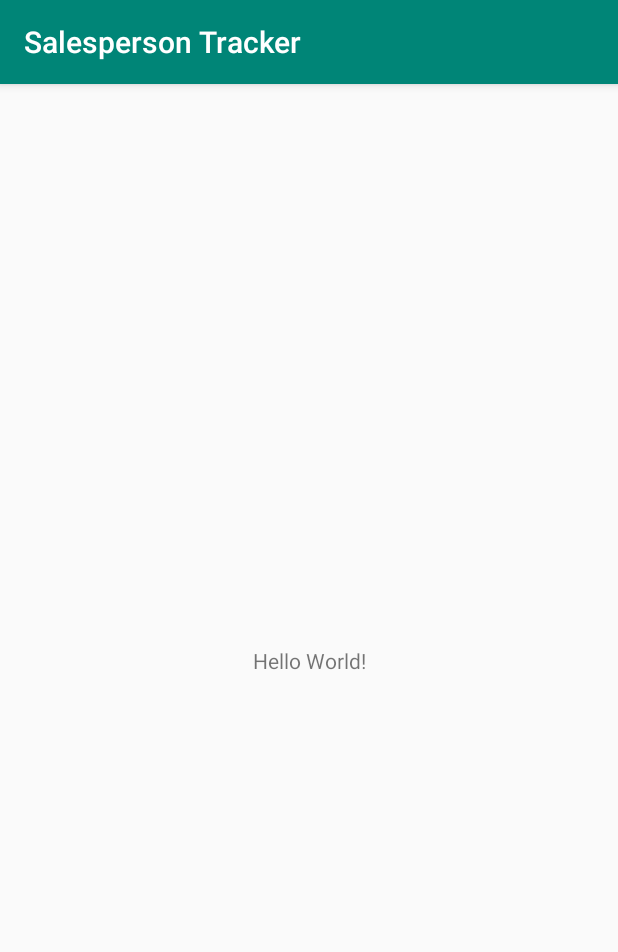
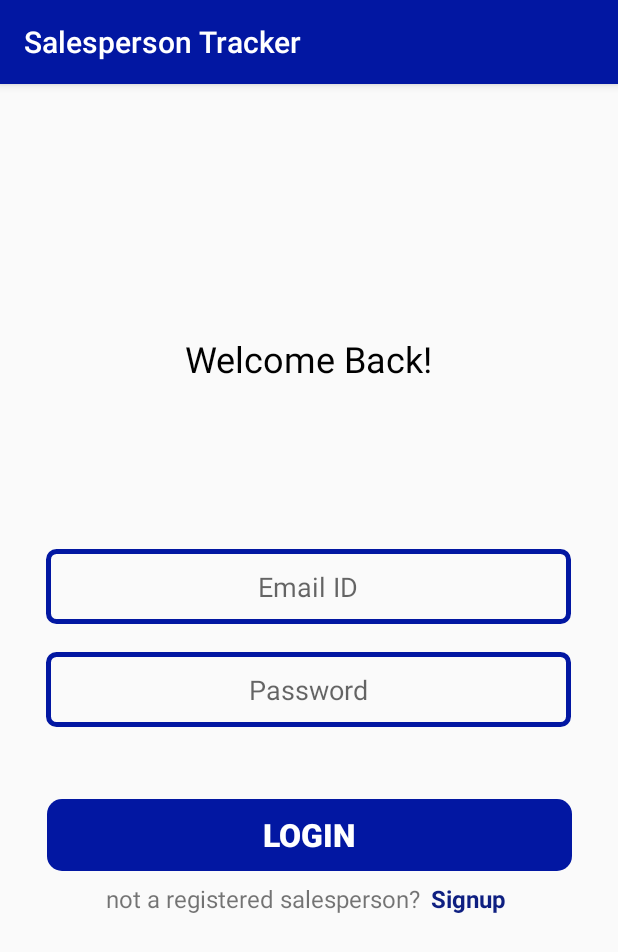
Before and after one commit to djunicode/salesperson-tracker-android, an Android app: the screen it shows after launch (MainActivity before the commit, Login after it), on a phone screen of 412 x 824 dp. Shown: the top 952 px of the screen. Run offline under Robolectric (Android 15) with nearby library versions, the phone set to English and light mode, and no system bars.

Commit message:
Login Page is Ready

```diff
--- a/app/src/main/AndroidManifest.xml
+++ b/app/src/main/AndroidManifest.xml
@@ -9,13 +9,14 @@
         android:roundIcon="@mipmap/ic_launcher_round"
         android:supportsRtl="true"
         android:theme="@style/AppTheme">
-        <activity android:name=".MainActivity">
+        <activity android:name=".Signup"></activity>
+        <activity android:name=".Login">
             <intent-filter>
                 <action android:name="android.intent.action.MAIN" />
 
                 <category android:name="android.intent.category.LAUNCHER" />
             </intent-filter>
         </activity>
+        <activity android:name=".MainActivity"></activity>
     </application>
-
 </manifest>
--- /dev/null
+++ b/app/src/main/java/io/github/djunicode/salespersontracker/Login.java
@@ -0,0 +1,34 @@
+package io.github.djunicode.salespersontracker;
+
+import androidx.appcompat.app.AppCompatActivity;
+
+import android.content.Intent;
+import android.os.Bundle;
+import android.view.View;
+import android.widget.EditText;
+import android.widget.TextView;
+
+public class Login extends AppCompatActivity {
+
+    TextView signup_link;
+    EditText email;
+    EditText pass;
+    @Override
+    protected void onCreate(Bundle savedInstanceState) {
+        super.onCreate( savedInstanceState );
+        setContentView( R.layout.login );
+
+        email = findViewById( R.id.editEmail );
+        pass = findViewById( R.id.editPass );
+        signup_link = findViewById( R.id.link_signup );
+        signup_link.setOnClickListener( new View.OnClickListener() {
+            @Override
+            public void onClick(View view) {
+                Intent intent = new Intent(Login.this,Signup.class);
+
+                startActivity( intent );
+            }
+        } );
+
+    }
+}
--- /dev/null
+++ b/app/src/main/java/io/github/djunicode/salespersontracker/Signup.java
@@ -0,0 +1,14 @@
+package io.github.djunicode.salespersontracker;
+
+import androidx.appcompat.app.AppCompatActivity;
+
+import android.os.Bundle;
+
+public class Signup extends AppCompatActivity {
+
+    @Override
+    protected void onCreate(Bundle savedInstanceState) {
+        super.onCreate( savedInstanceState );
+        setContentView( R.layout.activity_signup );
+    }
+}
--- /dev/null
+++ b/app/src/main/res/drawable-v24/outline_edittext.xml
@@ -0,0 +1,11 @@
+<?xml version="1.0" encoding="utf-8"?>
+<shape xmlns:android="http://schemas.android.com/apk/res/android"
+
+    android:thickness="0dp"
+
+    android:shape="rectangle">
+    <stroke android:width="3dp"
+
+        android:color="@color/colorPrimary"/>
+    <corners android:radius="5dp" />
+</shape>
--- /dev/null
+++ b/app/src/main/res/drawable-v24/rounded_button.xml
@@ -0,0 +1,9 @@
+<?xml version="1.0" encoding="utf-8"?>
+<shape xmlns:android="http://schemas.android.com/apk/res/android"
+    android:shape="rectangle">
+
+    <corners android:bottomRightRadius="10dp"
+        android:bottomLeftRadius="10dp"
+        android:topRightRadius="10dp"
+        android:topLeftRadius="10dp"/>
+</shape>
--- /dev/null
+++ b/app/src/main/res/layout/activity_signup.xml
@@ -0,0 +1,9 @@
+<?xml version="1.0" encoding="utf-8"?>
+<androidx.constraintlayout.widget.ConstraintLayout xmlns:android="http://schemas.android.com/apk/res/android"
+    xmlns:app="http://schemas.android.com/apk/res-auto"
+    xmlns:tools="http://schemas.android.com/tools"
+    android:layout_width="match_parent"
+    android:layout_height="match_parent"
+    tools:context=".Signup">
+
+</androidx.constraintlayout.widget.ConstraintLayout>
--- /dev/null
+++ b/app/src/main/res/layout/login.xml
@@ -0,0 +1,105 @@
+<?xml version="1.0" encoding="utf-8"?>
+<androidx.constraintlayout.widget.ConstraintLayout xmlns:android="http://schemas.android.com/apk/res/android"
+    xmlns:app="http://schemas.android.com/apk/res-auto"
+    xmlns:tools="http://schemas.android.com/tools"
+    android:layout_width="match_parent"
+    android:layout_height="match_parent"
+    tools:context=".Login">
+
+    <EditText
+        android:id="@+id/editPass"
+        style="@style/EditTextOutline"
+        android:layout_width="350dp"
+        android:layout_height="50dp"
+        android:background="@drawable/outline_edittext"
+        android:ems="10"
+        android:hint="@string/hint_password"
+        android:inputType="textPassword"
+        android:textAlignment="center"
+        android:textColor="@color/colorBlack"
+        app:layout_constraintBottom_toBottomOf="parent"
+        app:layout_constraintEnd_toEndOf="parent"
+        app:layout_constraintHorizontal_bias="0.491"
+        app:layout_constraintStart_toStartOf="parent"
+        app:layout_constraintTop_toTopOf="parent"
+        app:layout_constraintVertical_bias="0.527" />
+
+    <TextView
+        android:id="@+id/textView"
+        android:layout_width="wrap_content"
+        android:layout_height="wrap_content"
+        android:text="@string/welcome"
+        android:textColor="@color/colorBlack"
+        android:textSize="24sp"
+        app:layout_constraintBottom_toTopOf="@+id/editEmail"
+        app:layout_constraintEnd_toEndOf="parent"
+        app:layout_constraintStart_toStartOf="parent"
+        app:layout_constraintTop_toTopOf="parent"
+        app:layout_constraintVertical_bias="0.6" />
+
+    <EditText
+        android:id="@+id/editEmail"
+        style="@style/EditTextOutline"
+        android:layout_width="350dp"
+        android:layout_height="50dp"
+        android:background="@drawable/outline_edittext"
+        android:ems="10"
+        android:hint="@string/hint_email"
+        android:inputType="textEmailAddress"
+        android:textAlignment="center"
+        android:textColor="@color/colorBlack"
+        app:layout_constraintBottom_toTopOf="@+id/editPass"
+        app:layout_constraintEnd_toEndOf="parent"
+        app:layout_constraintHorizontal_bias="0.491"
+        app:layout_constraintStart_toStartOf="parent"
+        app:layout_constraintTop_toTopOf="parent"
+        app:layout_constraintVertical_bias="0.944" />
+
+    <Button
+        android:id="@+id/btn_login"
+        android:layout_width="350dp"
+        android:layout_height="wrap_content"
+        android:background="@drawable/rounded_button"
+        android:backgroundTint="@color/colorPrimary"
+        android:text="@string/login_btn"
+        android:textColor="@color/colorWhite"
+        android:textSize="21sp"
+        android:textStyle="bold"
+        app:layout_constraintBottom_toBottomOf="parent"
+        app:layout_constraintEnd_toEndOf="parent"
+        app:layout_constraintHorizontal_bias="0.508"
+        app:layout_constraintStart_toStartOf="parent"
+        app:layout_constraintTop_toBottomOf="@+id/editPass"
+        app:layout_constraintVertical_bias="0.164" />
+
+    <TextView
+        android:id="@+id/textView2"
+        android:layout_width="wrap_content"
+        android:layout_height="wrap_content"
+        android:text="@string/hint_register"
+        android:textSize="16sp"
+        app:layout_constraintBottom_toBottomOf="parent"
+        app:layout_constraintEnd_toEndOf="parent"
+        app:layout_constraintHorizontal_bias="0.348"
+        app:layout_constraintStart_toStartOf="parent"
+        app:layout_constraintTop_toBottomOf="@+id/btn_login"
+        app:layout_constraintVertical_bias="0.033" />
+
+    <TextView
+        android:id="@+id/link_signup"
+        android:layout_width="wrap_content"
+        android:layout_height="wrap_content"
+        android:clickable="true"
+        android:text="@string/hint_signup"
+        android:textColor="@color/colorPrimaryDark"
+        android:textSize="16sp"
+        android:textStyle="bold"
+        app:layout_constraintBottom_toBottomOf="parent"
+        app:layout_constraintEnd_toEndOf="parent"
+        app:layout_constraintHorizontal_bias="0.086"
+        app:layout_constraintStart_toEndOf="@+id/textView2"
+        app:layout_constraintTop_toBottomOf="@+id/btn_login"
+        app:layout_constraintVertical_bias="0.032" />
+
+
+</androidx.constraintlayout.widget.ConstraintLayout>
--- a/app/src/main/res/values/colors.xml
+++ b/app/src/main/res/values/colors.xml
@@ -1,6 +1,8 @@
 <?xml version="1.0" encoding="utf-8"?>
 <resources>
-    <color name="colorPrimary">#008577</color>
-    <color name="colorPrimaryDark">#00574B</color>
+    <color name="colorPrimary">#0217A2</color>
+    <color name="colorPrimaryDark">#0E1F81</color>
     <color name="colorAccent">#D81B60</color>
+    <color name="colorBlack">#000000</color>
+    <color name="colorWhite">#FFFFFF</color>
 </resources>
--- a/app/src/main/res/values/strings.xml
+++ b/app/src/main/res/values/strings.xml
@@ -1,3 +1,9 @@
 <resources>
     <string name="app_name">Salesperson Tracker</string>
+    <string name="welcome">Welcome Back!</string>
+    <string name="hint_email">Email ID</string>
+    <string name="hint_password">Password</string>
+    <string name="login_btn">Login</string>
+    <string name="hint_register">not a registered salesperson?</string>
+    <string name="hint_signup">Signup</string>
 </resources>
--- a/app/src/main/res/values/styles.xml
+++ b/app/src/main/res/values/styles.xml
@@ -7,5 +7,5 @@
         <item name="colorPrimaryDark">@color/colorPrimaryDark</item>
         <item name="colorAccent">@color/colorAccent</item>
     </style>
-
+    <style name="EditTextOutline" parent="Widget.AppCompat.EditText"/>
 </resources>
--- a/build.gradle
+++ b/build.gradle
@@ -7,7 +7,7 @@ buildscript {
 
     }
     dependencies {
-        classpath 'com.android.tools.build:gradle:3.5.1'
+        classpath 'com.android.tools.build:gradle:3.6.1'
 
         // NOTE: Do not place your application dependencies here; they belong
         // in the individual module build.gradle files
```
Also changed, not shown: gradle/wrapper/gradle-wrapper.properties.
